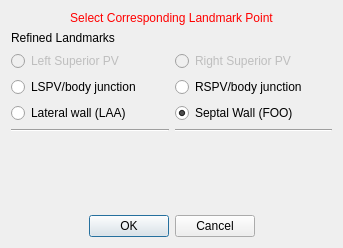
Above: CemrgApp/Plugins/kcl.cemrgapp.atrialfibres/src/internal/AtrialFibresLandmarksViewRefined.ui from OpenHeartDevelopers/CemrgApp before the change. Below: the same form after it.
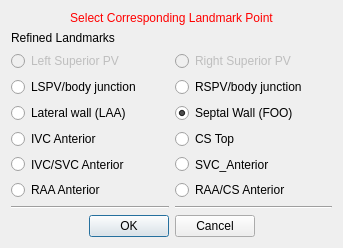
That is the form after the change.

Commit message: [RA-labelled] Works from Select Landmarks - next: minor compatibility

Diff of the .ui file:
```diff
--- a/CemrgApp/Plugins/kcl.cemrgapp.atrialfibres/src/internal/AtrialFibresLandmarksViewRefined.ui
+++ b/CemrgApp/Plugins/kcl.cemrgapp.atrialfibres/src/internal/AtrialFibresLandmarksViewRefined.ui
@@ -41,6 +41,51 @@
    </item>
    <item>
     <layout class="QGridLayout" name="gridLayout">
+     <item row="0" column="0">
+      <widget class="QLabel" name="label_rough">
+       <property name="text">
+        <string>Refined Landmarks</string>
+       </property>
+      </widget>
+     </item>
+     <item row="6" column="0">
+      <widget class="QRadioButton" name="radioBtn_RAA_ANT">
+       <property name="text">
+        <string>RAA Anterior</string>
+       </property>
+      </widget>
+     </item>
+     <item row="2" column="0">
+      <widget class="QRadioButton" name="radioBtn_LA_LspvBody">
+       <property name="text">
+        <string>LSPV/body junction</string>
+       </property>
+      </widget>
+     </item>
+     <item row="1" column="0">
+      <widget class="QRadioButton" name="radioBtn_LA_LSPV">
+       <property name="enabled">
+        <bool>false</bool>
+       </property>
+       <property name="text">
+        <string>Left Superior PV</string>
+       </property>
+      </widget>
+     </item>
+     <item row="4" column="1">
+      <widget class="QRadioButton" name="radioBtn_RA_CS">
+       <property name="text">
+        <string>CS Top</string>
+       </property>
+      </widget>
+     </item>
+     <item row="6" column="1">
+      <widget class="QRadioButton" name="radioBtn_RAA_CS_ANT">
+       <property name="text">
+        <string>RAA/CS Anterior</string>
+       </property>
+      </widget>
+     </item>
      <item row="3" column="0">
       <widget class="QRadioButton" name="radioBtn_LA_LatWall">
        <property name="text">
@@ -48,13 +93,6 @@
        </property>
       </widget>
      </item>
-     <item row="5" column="1">
-      <widget class="Line" name="line_2">
-       <property name="orientation">
-        <enum>Qt::Horizontal</enum>
-       </property>
-      </widget>
-     </item>
      <item row="2" column="1">
       <widget class="QRadioButton" name="radioBtn_LA_RspvBody">
        <property name="text">
@@ -62,24 +100,17 @@
        </property>
       </widget>
      </item>
-     <item row="2" column="0">
-      <widget class="QRadioButton" name="radioBtn_LA_LspvBody">
-       <property name="text">
-        <string>LSPV/body junction</string>
-       </property>
-      </widget>
-     </item>
-     <item row="5" column="0">
+     <item row="7" column="0">
       <widget class="Line" name="line">
        <property name="orientation">
         <enum>Qt::Horizontal</enum>
        </property>
       </widget>
      </item>
-     <item row="0" column="0">
-      <widget class="QLabel" name="label_rough">
+     <item row="5" column="0">
+      <widget class="QRadioButton" name="radioBtn_RA_IvcSvc">
        <property name="text">
-        <string>Refined Landmarks</string>
+        <string>IVC/SVC Anterior</string>
        </property>
       </widget>
      </item>
@@ -93,13 +124,10 @@
        </property>
       </widget>
      </item>
-     <item row="1" column="0">
-      <widget class="QRadioButton" name="radioBtn_LA_LSPV">
-       <property name="enabled">
-        <bool>false</bool>
-       </property>
-       <property name="text">
-        <string>Left Superior PV</string>
+     <item row="7" column="1">
+      <widget class="Line" name="line_2">
+       <property name="orientation">
+        <enum>Qt::Horizontal</enum>
        </property>
       </widget>
      </item>
@@ -113,6 +141,20 @@
        </property>
       </widget>
      </item>
+     <item row="4" column="0">
+      <widget class="QRadioButton" name="radioBtn_RA_IVC_ANT">
+       <property name="text">
+        <string>IVC Anterior</string>
+       </property>
+      </widget>
+     </item>
+     <item row="5" column="1">
+      <widget class="QRadioButton" name="radioBtn_RA_SVC_ANT">
+       <property name="text">
+        <string>SVC_Anterior</string>
+       </property>
+      </widget>
+     </item>
     </layout>
    </item>
    <item>
```
The commit also changes 6 other files.
